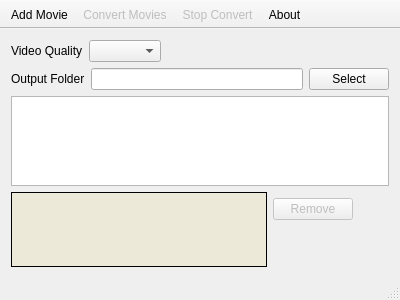
Before: the Qt Designer form mainwindow.ui in xandroalmeida/YAVC, drawn with Qt 5.
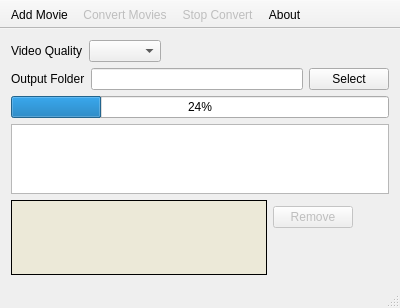
After: the same form once the commit is applied. Icons and pictures are not drawn.

Commit message: Um progress bar

Patch:
```diff
--- a/mainwindow.ui
+++ b/mainwindow.ui
@@ -73,6 +73,16 @@
     </item>
     <item>
      <layout class="QVBoxLayout" name="verticalLayout">
+      <item>
+       <widget class="QProgressBar" name="progressBar">
+        <property name="enabled">
+         <bool>true</bool>
+        </property>
+        <property name="value">
+         <number>24</number>
+        </property>
+       </widget>
+      </item>
       <item>
        <widget class="QListWidget" name="tblMovies"/>
       </item>
```
The commit also changes 4 other files.
